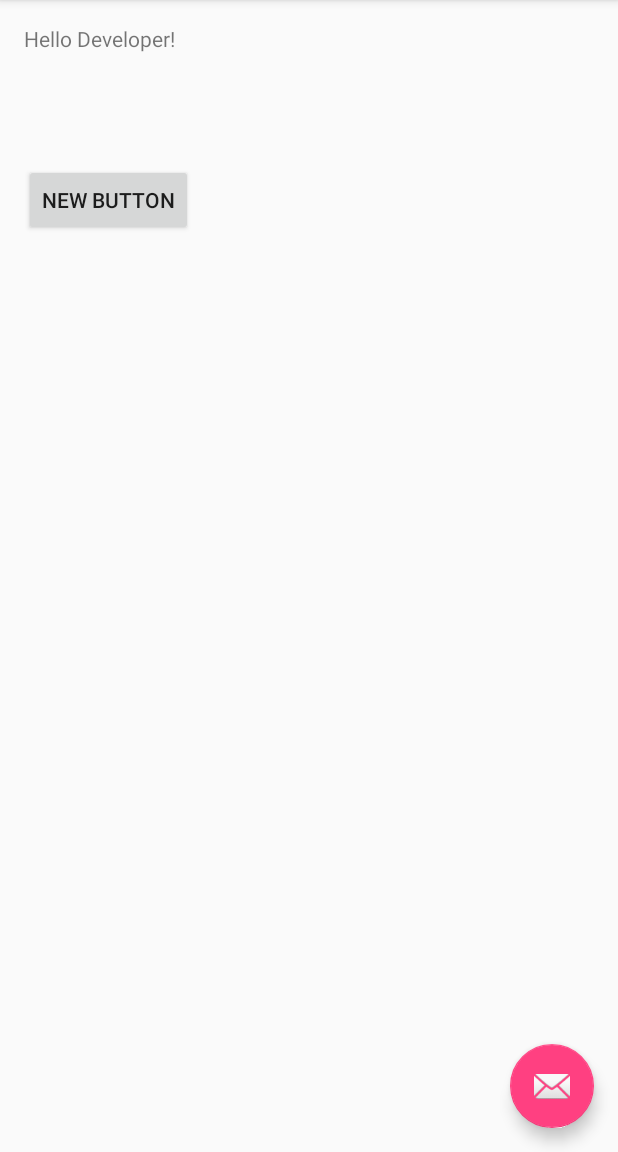
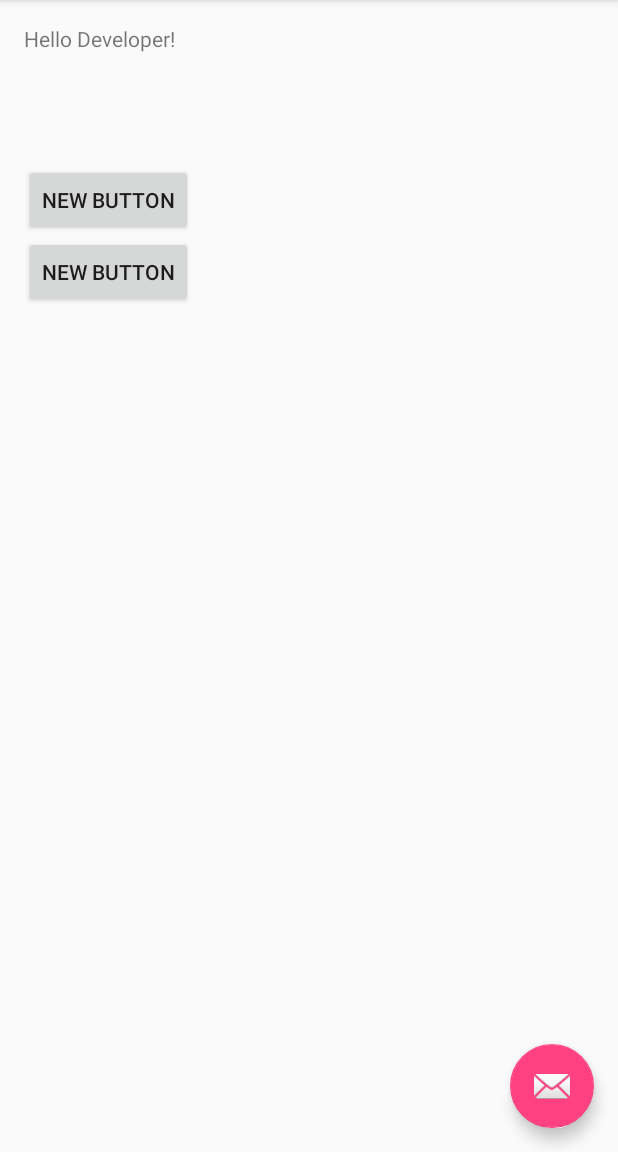
Before and after one commit to Driversbuddy/DriversBuddy, an Android app: the screen it shows after launch (MainActivity), on a phone screen of 412 x 824 dp, the part 84-1236 px from its top. Run offline under Robolectric (Android 15) with nearby library versions, the phone set to English and light mode, and no system bars.

Commit message:
added small button
Johan

```diff
--- a/app/src/main/res/layout/content_main.xml
+++ b/app/src/main/res/layout/content_main.xml
@@ -28,4 +28,14 @@
         android:layout_alignParentLeft="true"
         android:layout_alignParentStart="true" />
 
+    <Button
+        style="?android:attr/buttonStyleSmall"
+        android:layout_width="wrap_content"
+        android:layout_height="wrap_content"
+        android:text="New Button"
+        android:id="@+id/button2"
+        android:layout_below="@+id/button"
+        android:layout_alignParentLeft="true"
+        android:layout_alignParentStart="true" />
+
 </RelativeLayout>
```
